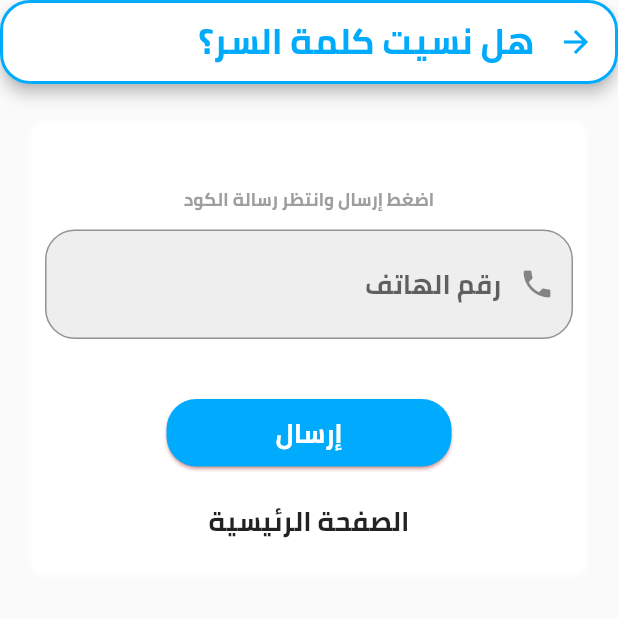
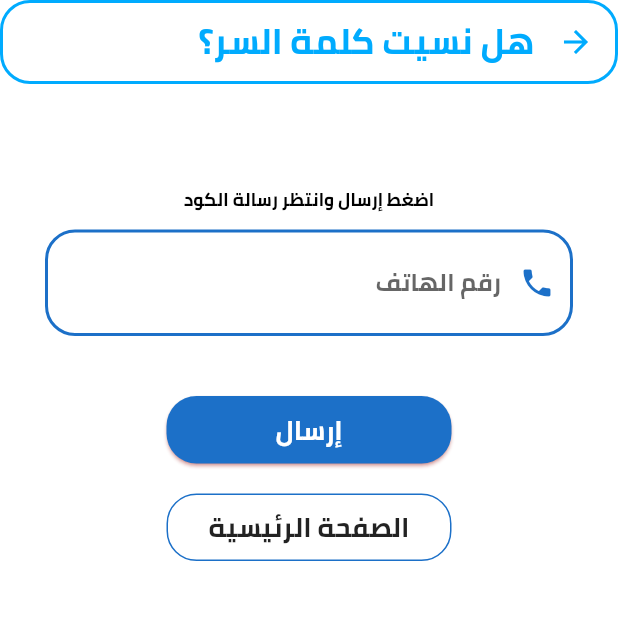
Before and after one commit to amal-khaled/switch_h, a Flutter app: the ForgotPasswordScreen screen opened directly, on a phone screen of 412 x 824 dp, the top half of it. Run offline on Flutter 3.47's test engine with Material 2 defaults, Android fonts, the phone set to English and light mode, and no system bars; our stand-ins replace carousel_pro, flutter_credit_card, flutter_easyloading, fluttertoast, hive, hive_flutter and 6 more; missing offline and left inert: contactus, myfatoorah_flutter, new_version, scrollable_list_tabview; accounts and stored records are empty; generated files the repository leaves out were written again; network calls fail.

Commit message:
forget password

```diff
--- a/lib/main.dart
+++ b/lib/main.dart
@@ -91,8 +91,13 @@ class MyApp extends StatelessWidget {
       child: Consumer<AppLanguage>(builder: (context, model, child) {
         return Sizer(builder: (context, orientation, deviceType) {
           return MaterialApp(
-            theme: ThemeData(unselectedWidgetColor: Colors.white),
+            theme: ThemeData(
+              unselectedWidgetColor: Colors.white,
+              scaffoldBackgroundColor: Colors.white,
+              backgroundColor: Colors.white,
+            ),
             debugShowCheckedModeBanner: false,
+
             locale: model.appLocale,
             localizationsDelegates: [
               GlobalMaterialLocalizations.delegate,
--- a/lib/screens/settings/settings_screen.dart
+++ b/lib/screens/settings/settings_screen.dart
@@ -2,14 +2,12 @@
 
 import 'package:flutter/gestures.dart';
 import 'package:flutter/material.dart';
-import 'package:new_version/new_version.dart';
 import 'package:provider/provider.dart';
 import 'package:sweet/constants.dart';
 import 'package:sweet/screens/settings/terms_and_conditions.dart';
 import '../../providers/app_localizations.dart';
 import '../../providers/home_provider.dart';
 import 'languages_screen.dart';
-import 'dart:async';
 import 'package:sizer/sizer.dart';
 import 'package:url_launcher/url_launcher.dart';
 
--- a/lib/screens/signin_and_signup/forget_password.dart
+++ b/lib/screens/signin_and_signup/forget_password.dart
@@ -104,15 +104,18 @@ class _ForgotPasswordScreenState extends State<ForgotPasswordScreen> {
     super.initState();
   }
 
+  final formKey = GlobalKey<FormState>();
   @override
   Widget build(BuildContext context) {
     ToastContext().init(context);
 
     double width = MediaQuery.of(context).size.width;
     return Scaffold(
+      backgroundColor: Colors.white,
       appBar: AppBar(
         shape: shapeForAppBars(),
         iconTheme: IconThemeData(color: brandColor),
+        elevation: 0.0,
         backgroundColor: Colors.white,
         title: Text(
           AppLocalizations.of(context).translate("forgotYourPassword"),
@@ -121,7 +124,9 @@ class _ForgotPasswordScreenState extends State<ForgotPasswordScreen> {
         ),
         titleSpacing: 0.0,
       ),
-      body: ListView(
+      body: Form(
+        key: formKey,
+        child: ListView(
           children: <Widget>[
             Center(
               child: Column(
@@ -156,33 +161,67 @@ class _ForgotPasswordScreenState extends State<ForgotPasswordScreen> {
                           style: TextStyle(
                               fontFamily: usedFont,
                               fontSize: 12,
-                            color: Colors.grey),
+                              color: Colors.black),
                         ),
                         SizedBox(
                           height: 10.0,
                         ),
                         Container(
                           decoration: BoxDecoration(
-                          color: Colors.grey[200],
-                          borderRadius: BorderRadius.all(Radius.circular(20.0)),
+                            color: Colors.white,
+                            borderRadius:
+                                BorderRadius.all(Radius.circular(20.0)),
                           ),
-                        child: TextField(
+                          child: TextFormField(
+                            validator: (value) {
+                              if (value.isEmpty) {
+                                return AppLocalizations.of(context)
+                                    .translate("required_phone");
+                              } else {
+                                if (value.length != 8) {
+                                  return AppLocalizations.of(context)
+                                      .translate("invalid_phone");
+                                } else {
+                                  return null;
+                                }
+                              }
+                            },
                             style: TextStyle(
                                 fontFamily: usedFont,
-                              fontSize: 13.sp,
-                              color: Colors.grey),
+                                fontSize: 12.sp,
+                                fontWeight: FontWeight.w400,
+                                color: Colors.black),
                             keyboardType: TextInputType.number,
                             controller: _phoneControl,
                             decoration: InputDecoration(
                               hintText: AppLocalizations.of(context)
                                   .translate("phoneNumber"),
-                            prefixIcon: Icon(Icons.phone),
+                              prefixIcon: Icon(
+                                Icons.phone,
+                                color: titleColor,
+                              ),
                               border: OutlineInputBorder(
-                                borderRadius: BorderRadius.circular(20)),
+                                borderRadius: BorderRadius.circular(20),
+                                borderSide:
+                                    BorderSide(width: 2, color: titleColor),
+                              ),
+                              errorBorder: OutlineInputBorder(
+                                borderRadius: BorderRadius.circular(20),
+                                borderSide:
+                                    BorderSide(width: 2, color: Colors.red),
+                              ),
+                              enabledBorder: OutlineInputBorder(
+                                borderRadius: BorderRadius.circular(20),
+                                borderSide: BorderSide(
+                                  width: 2,
+                                  color: titleColor,
+                                ),
+                              ),
                               focusedBorder: OutlineInputBorder(
                                 borderRadius: BorderRadius.circular(10),
                                 borderSide:
-                                    BorderSide(width: 2, color: brandColor)),
+                                    BorderSide(width: 2, color: titleColor),
+                              ),
                             ),
                           ),
                         ),
@@ -196,7 +235,9 @@ class _ForgotPasswordScreenState extends State<ForgotPasswordScreen> {
                             ? CircularProgressIndicator()
                             : InkWell(
                                 onTap: () {
+                                  if (formKey.currentState.validate()) {
                                     my_activate();
+                                  }
                                 },
                                 child: Container(
                                   height: 45.0,
@@ -204,7 +245,7 @@ class _ForgotPasswordScreenState extends State<ForgotPasswordScreen> {
                                   child: Material(
                                     borderRadius: BorderRadius.circular(20.0),
                                     shadowColor: Colors.redAccent,
-                                  color: brandColor,
+                                    color: titleColor,
                                     elevation: 1.0,
                                     child: GestureDetector(
                                       child: Center(
@@ -231,12 +272,24 @@ class _ForgotPasswordScreenState extends State<ForgotPasswordScreen> {
                                 MaterialPageRoute(
                                     builder: (context) => HomeScreen()));
                           },
+                          child: Container(
+                            height: 45.0,
+                            width: 190.0,
+                            decoration: BoxDecoration(
+                              borderRadius: BorderRadius.circular(20),
+                              color: Colors.white,
+                              border: Border.all(color: titleColor),
+                            ),
+                            child: Center(
                               child: Text(
-                          AppLocalizations.of(context).translate("homePage"),
+                                AppLocalizations.of(context)
+                                    .translate("homePage"),
                                 style: TextStyle(
                                     fontFamily: usedFont,
                                     fontSize: 13.sp,
                                     color: Colors.black87),
+                              ),
+                            ),
                           ),
                         ),
                       ],
@@ -248,6 +301,7 @@ class _ForgotPasswordScreenState extends State<ForgotPasswordScreen> {
             ),
           ],
         ),
+      ),
     );
   }
 }
```
Lines whose indentation alone changed are shown as unchanged.
